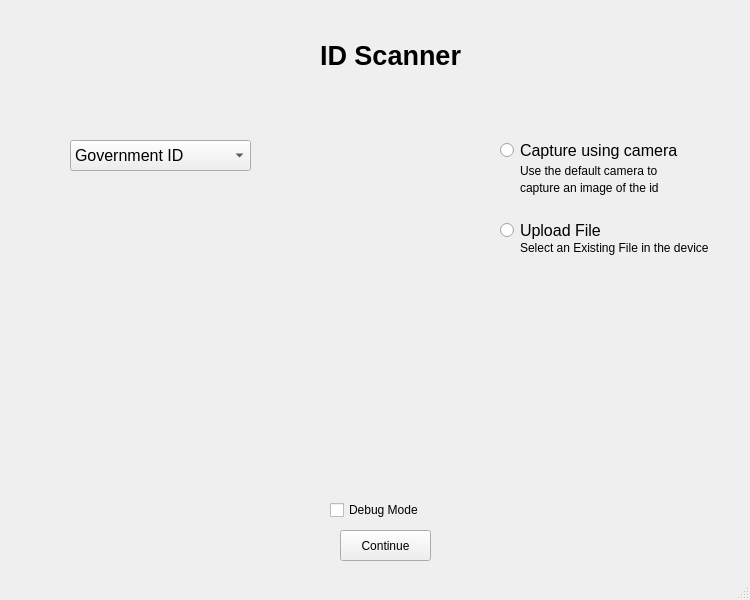
Old version of the form IDscanner/IDscanner.ui in the repository renzsyo/OCR.
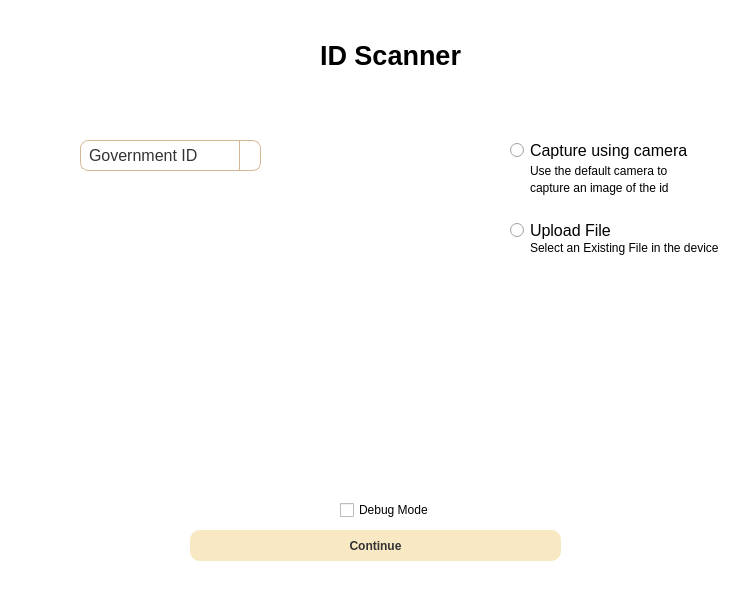
New version of the form. Icons and pictures are not drawn.

What changed in the file:
```diff
--- a/IDscanner/IDscanner.ui
+++ b/IDscanner/IDscanner.ui
@@ -25,11 +25,73 @@
   <property name="windowTitle">
    <string>ID Scanner</string>
   </property>
+  <property name="styleSheet">
+   <string notr="true">QMainWindow {
+    background-color: #FFFFFF;
+}
+
+QPushButton {
+    background-color: #F8E8C3;
+    color: #333333;
+    border-radius: 10px;
+    padding: 6px 12px;
+}
+
+QPushButton:hover {
+    background-color: #F0D9A0;
+}
+
+QPushButton:pressed {
+    background-color: #E8CA7D;
+}
+QPushButton#backButtonp1,
+QPushButton#backButtonp2,
+QPushButton#backButtonp3,
+QPushButton#backButtonp4,
+QPushButton#backButtonp5 {
+    background-color: transparent;
+    color: #333333;
+    font-size: 16px;
+    border: none;
+    text-align: left;
+    min-width: 81px;
+    max-width: 81px;
+    min-height: 31px;
+    max-height: 31px;
+}
+QComboBox#idOption {
+    background-color: #FFFFFF;
+    border: 1px solid #D4B896;
+    border-radius: 8px;
+    padding: 4px 8px;
+    color: #333333;
+}
+
+QComboBox#idOption:hover {
+    border: 1px solid #C4A882;
+}
+QComboBox#idOption::drop-down {
+    subcontrol-origin: padding;
+    subcontrol-position: top right;
+    width: 20px;
+    border-left: 1px solid #D4B896;
+    border-top-right-radius: 8px;
+    border-bottom-right-radius: 8px;
+}
+
+QComboBox#idOption::down-arrow {
+    image: url(down_arrow.png);
+    width: 12px;
+    height: 12px;
+}
+
+</string>
+  </property>
   <widget class="QWidget" name="centralwidget">
    <widget class="QStackedWidget" name="Form1">
     <property name="geometry">
      <rect>
-      <x>-10</x>
+      <x>0</x>
       <y>0</y>
       <width>761</width>
       <height>611</height>
@@ -131,6 +193,9 @@
       <property name="editable">
        <bool>false</bool>
       </property>
+      <property name="frame">
+       <bool>true</bool>
+      </property>
       <item>
        <property name="text">
         <string>Government ID</string>
@@ -155,7 +220,7 @@
      <widget class="QLabel" name="label_4">
       <property name="geometry">
        <rect>
-        <x>330</x>
+        <x>320</x>
         <y>30</y>
         <width>141</width>
         <height>51</height>
@@ -174,12 +239,219 @@
      <widget class="QPushButton" name="continuep1">
       <property name="geometry">
        <rect>
-        <x>350</x>
+        <x>190</x>
         <y>530</y>
-        <width>91</width>
+        <width>371</width>
         <height>31</height>
        </rect>
       </property>
+      <property name="palette">
+       <palette>
+        <active>
+         <colorrole role="WindowText">
+          <brush brushstyle="SolidPattern">
+           <color alpha="255">
+            <red>51</red>
+            <green>51</green>
+            <blue>51</blue>
+           </color>
+          </brush>
+         </colorrole>
+         <colorrole role="Button">
+          <brush brushstyle="SolidPattern">
+           <color alpha="255">
+            <red>248</red>
+            <green>232</green>
+            <blue>195</blue>
+           </color>
+          </brush>
+         </colorrole>
+         <colorrole role="Text">
+          <brush brushstyle="SolidPattern">
+           <color alpha="255">
+            <red>51</red>
+            <green>51</green>
+            <blue>51</blue>
+           </color>
+          </brush>
+         </colorrole>
+         <colorrole role="ButtonText">
+          <brush brushstyle="SolidPattern">
+           <color alpha="255">
+            <red>51</red>
+            <green>51</green>
+            <blue>51</blue>
+           </color>
+          </brush>
+         </colorrole>
+         <colorrole role="Base">
+          <brush brushstyle="SolidPattern">
+           <color alpha="255">
+            <red>248</red>
+            <green>232</green>
+            <blue>195</blue>
+           </color>
+          </brush>
+         </colorrole>
+         <colorrole role="Window">
+          <brush brushstyle="SolidPattern">
+           <color alpha="255">
+            <red>248</red>
+            <green>232</green>
+            <blue>195</blue>
+           </color>
+          </brush>
+         </colorrole>
+         <colorrole role="PlaceholderText">
+          <brush brushstyle="SolidPattern">
+           <color alpha="128">
+            <red>51</red>
+            <green>51</green>
+            <blue>51</blue>
+           </color>
+          </brush>
+         </colorrole>
+        </active>
+        <inactive>
+         <colorrole role="WindowText">
+          <brush brushstyle="SolidPattern">
+           <color alpha="255">
+            <red>51</red>
+            <green>51</green>
+            <blue>51</blue>
+           </color>
+          </brush>
+         </colorrole>
+         <colorrole role="Button">
+          <brush brushstyle="SolidPattern">
+           <color alpha="255">
+            <red>248</red>
+            <green>232</green>
+            <blue>195</blue>
+           </color>
+          </brush>
+         </colorrole>
+         <colorrole role="Text">
+          <brush brushstyle="SolidPattern">
+           <color alpha="255">
+            <red>51</red>
+            <green>51</green>
+            <blue>51</blue>
+           </color>
+          </brush>
+         </colorrole>
+         <colorrole role="ButtonText">
+          <brush brushstyle="SolidPattern">
+           <color alpha="255">
+            <red>51</red>
+            <green>51</green>
+            <blue>51</blue>
+           </color>
+          </brush>
+         </colorrole>
+         <colorrole role="Base">
+          <brush brushstyle="SolidPattern">
+           <color alpha="255">
+            <red>248</red>
+            <green>232</green>
+            <blue>195</blue>
+           </color>
+          </brush>
+         </colorrole>
+         <colorrole role="Window">
+          <brush brushstyle="SolidPattern">
+           <color alpha="255">
+            <red>248</red>
+            <green>232</green>
+            <blue>195</blue>
+           </color>
+          </brush>
+         </colorrole>
+         <colorrole role="PlaceholderText">
+          <brush brushstyle="SolidPattern">
+           <color alpha="128">
+            <red>51</red>
+            <green>51</green>
+            <blue>51</blue>
+           </color>
+          </brush>
+         </colorrole>
+        </inactive>
+        <disabled>
+         <colorrole role="WindowText">
+          <brush brushstyle="SolidPattern">
+           <color alpha="255">
+            <red>51</red>
+            <green>51</green>
+            <blue>51</blue>
+           </color>
+          </brush>
+         </colorrole>
+         <colorrole role="Button">
+          <brush brushstyle="SolidPattern">
+           <color alpha="255">
+            <red>248</red>
+            <green>232</green>
+            <blue>195</blue>
+           </color>
+          </brush>
+         </colorrole>
+         <colorrole role="Text">
+          <brush brushstyle="SolidPattern">
+           <color alpha="255">
+            <red>51</red>
+            <green>51</green>
+            <blue>51</blue>
+           </color>
+          </brush>
+         </colorrole>
+         <colorrole role="ButtonText">
+          <brush brushstyle="SolidPattern">
+           <color alpha="255">
+            <red>51</red>
+            <green>51</green>
+            <blue>51</blue>
+           </color>
+          </brush>
+         </colorrole>
+         <colorrole role="Base">
+          <brush brushstyle="SolidPattern">
+           <color alpha="255">
+            <red>248</red>
+            <green>232</green>
+            <blue>195</blue>
+           </color>
+          </brush>
+         </colorrole>
+         <colorrole role="Window">
+          <brush brushstyle="SolidPattern">
+           <color alpha="255">
+            <red>248</red>
+            <green>232</green>
+            <blue>195</blue>
+           </color>
+          </brush>
+         </colorrole>
+         <colorrole role="PlaceholderText">
+          <brush brushstyle="SolidPattern">
+           <color alpha="128">
+            <red>51</red>
+            <green>51</green>
+            <blue>51</blue>
+           </color>
+          </brush>
+         </colorrole>
+        </disabled>
+       </palette>
+      </property>
+      <property name="font">
+       <font>
+        <bold>true</bold>
+       </font>
+      </property>
+      <property name="styleSheet">
+       <string notr="true"/>
+      </property>
       <property name="text">
        <string>Continue</string>
       </property>
@@ -291,12 +563,17 @@
        <rect>
         <x>30</x>
         <y>10</y>
-        <width>75</width>
-        <height>24</height>
+        <width>105</width>
+        <height>43</height>
        </rect>
       </property>
+      <property name="font">
+       <font>
+        <pointsize>-1</pointsize>
+       </font>
+      </property>
       <property name="text">
-       <string>Back</string>
+       <string>← Back</string>
       </property>
      </widget>
     </widget>
@@ -343,7 +620,7 @@
        </rect>
       </property>
       <property name="text">
-       <string>1</string>
+       <string/>
       </property>
      </widget>
      <widget class="QListWidget" name="fileListWidget">
@@ -374,12 +651,18 @@
        <rect>
         <x>30</x>
         <y>10</y>
-        <width>75</width>
-        <height>24</height>
+        <width>105</width>
+        <height>43</height>
        </rect>
       </property>
+      <property name="minimumSize">
+       <size>
+        <width>105</width>
+        <height>43</height>
+       </size>
+      </property>
       <property name="text">
-       <string>Back</string>
+       <string>← Back</string>
       </property>
      </widget>
     </widget>
@@ -434,12 +717,12 @@
        <rect>
         <x>30</x>
         <y>10</y>
-        <width>75</width>
-        <height>24</height>
+        <width>105</width>
+        <height>43</height>
        </rect>
       </property>
       <property name="text">
-       <string>Back</string>
+       <string>← Back</string>
       </property>
      </widget>
      <widget class="QPlainTextEdit" name="resultbox">
@@ -569,12 +852,12 @@
        <rect>
         <x>30</x>
         <y>10</y>
-        <width>75</width>
-        <height>24</height>
+        <width>105</width>
+        <height>43</height>
        </rect>
       </property>
       <property name="text">
-       <string>Back</string>
+       <string>← Back</string>
       </property>
      </widget>
      <widget class="QLabel" name="label_13">
@@ -696,12 +979,12 @@
        <rect>
         <x>30</x>
         <y>10</y>
-        <width>75</width>
-        <height>24</height>
+        <width>105</width>
+        <height>43</height>
        </rect>
       </property>
       <property name="text">
-       <string>Back</string>
+       <string>← Back</string>
       </property>
      </widget>
      <widget class="QLabel" name="label_15">
@@ -731,24 +1014,8 @@
       </property>
      </widget>
     </widget>
-    <widget class="QWidget" name="page_7">
-     <widget class="QLabel" name="label_10">
-      <property name="geometry">
-       <rect>
-        <x>210</x>
-        <y>280</y>
-        <width>49</width>
-        <height>16</height>
-       </rect>
-      </property>
-      <property name="text">
-       <string>Page 7</string>
-      </property>
-     </widget>
-    </widget>
    </widget>
   </widget>
-  <widget class="QStatusBar" name="statusbar"/>
  </widget>
  <resources/>
  <connections/>
```
